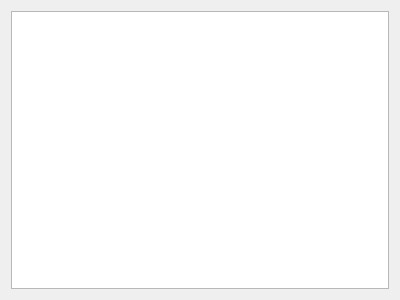
Old version of the form Continental_Measurement_System/widgeta.ui in the repository jatson/Conti_Measurement_Software.
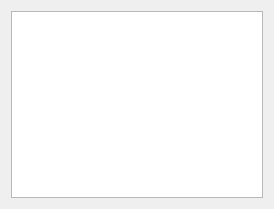
New version of the form.

```diff
--- a/Continental_Measurement_System/widgeta.ui
+++ b/Continental_Measurement_System/widgeta.ui
@@ -6,14 +6,14 @@
    <rect>
     <x>0</x>
     <y>0</y>
-    <width>400</width>
-    <height>300</height>
+    <width>274</width>
+    <height>209</height>
    </rect>
   </property>
   <property name="windowTitle">
    <string>Form</string>
   </property>
-  <layout class="QHBoxLayout" name="horizontalLayout">
+  <layout class="QVBoxLayout" name="verticalLayout">
    <item>
     <widget class="QTableView" name="tableView">
      <property name="selectionMode">
```
